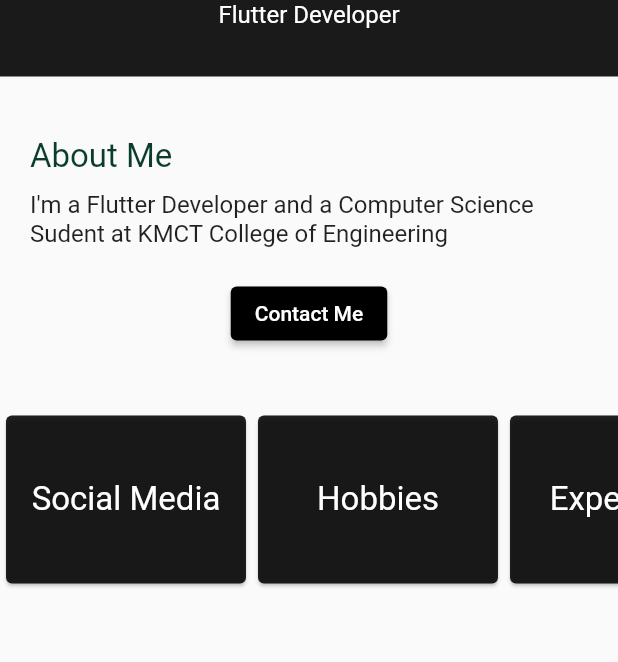
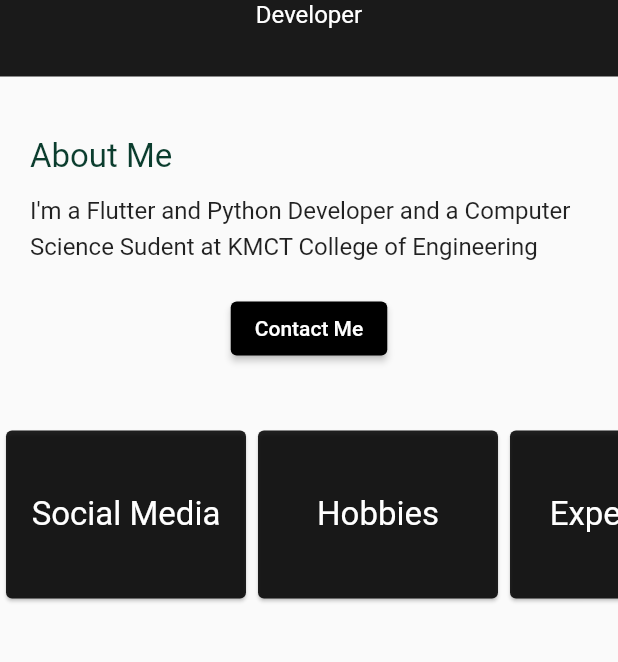
Before and after one commit to Basith-P/Portfolio-App, a Flutter app: the screen it shows after launch, on a phone screen of 412 x 824 dp, the part 375-1037 px from its top. Run offline on Flutter 3.47's test engine with Material 2 defaults, Android fonts, the phone set to English and light mode, and no system bars; network calls fail.

Commit message:
Change about me

```diff
--- a/lib/screens/home_page.dart
+++ b/lib/screens/home_page.dart
@@ -23,7 +23,7 @@ class _HomePageState extends State<HomePage> {
             children: [
               TopBar(
                 title: 'Basith P',
-                subtitle: 'Flutter Developer',
+                subtitle: 'Developer',
                 color: Color(0xff1A1A1A),
               ),
               const SizedBox(height: 20),
@@ -41,8 +41,11 @@ class _HomePageState extends State<HomePage> {
                     ),
                     const SizedBox(height: 10),
                     Text(
-                      'I\'m a Flutter Developer and a Computer Science Sudent at KMCT College of Engineering',
-                      style: TextStyle(fontSize: 16),
+                      'I\'m a Flutter and Python Developer and a Computer Science Sudent at KMCT College of Engineering',
+                      style: TextStyle(
+                        fontSize: 16,
+                        height: 1.5,
+                      ),
                     ),
                     const SizedBox(
                       height: 20,
```
